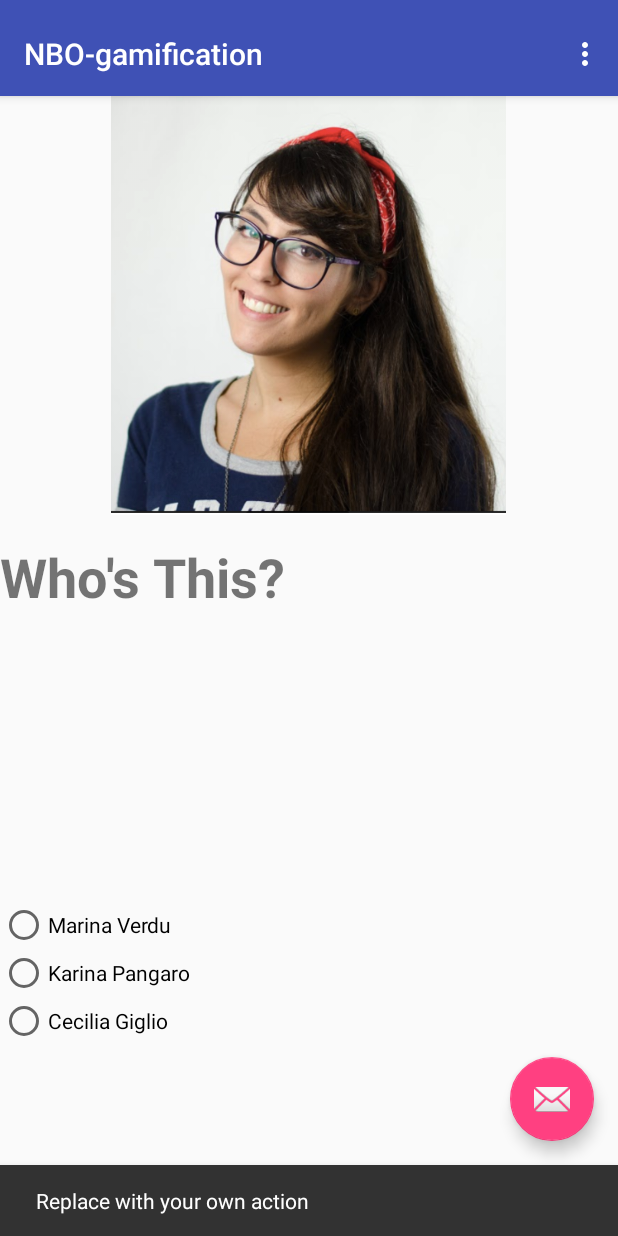
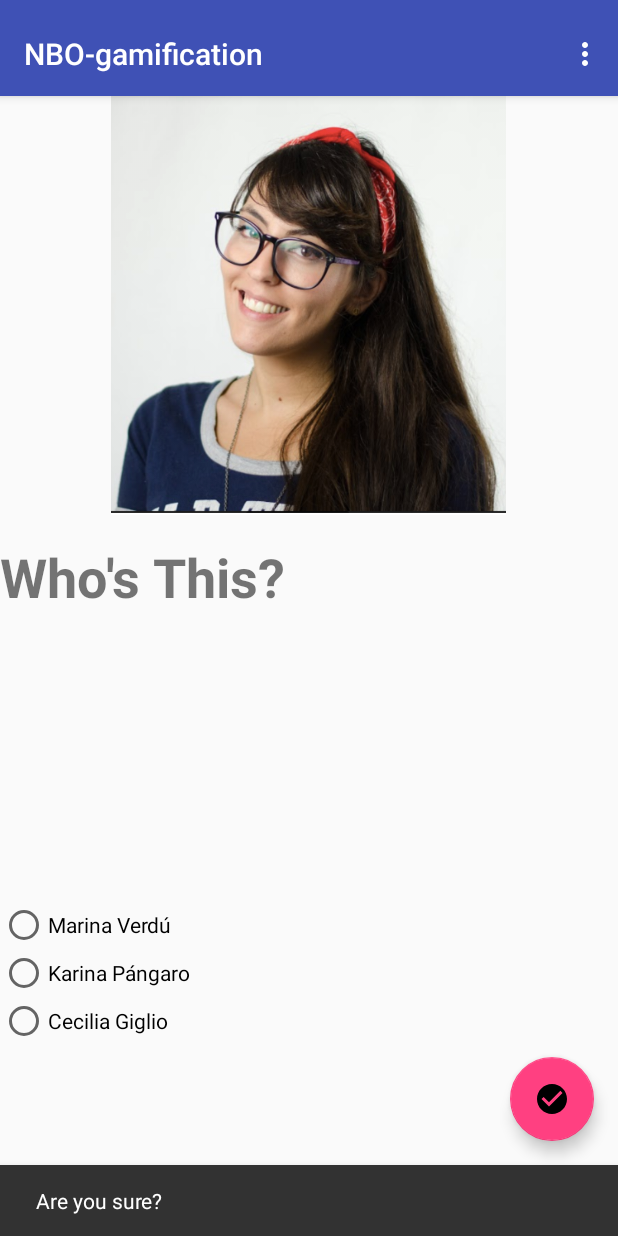
Before and after one commit to eb-manuelc/NBO_gamification, an Android app: the SwipeActivity screen opened directly, with no data from a screen before it, after a tap on an icon or button, on a phone screen of 412 x 824 dp. Run offline under Robolectric (Android 15) with nearby library versions, the phone set to English and light mode, and no system bars.

Commit message:
uploading icon

```diff
--- a/game/src/main/java/com/example/manuelc/nbo_gamification/game/SwipeActivity.java
+++ b/game/src/main/java/com/example/manuelc/nbo_gamification/game/SwipeActivity.java
@@ -59,7 +59,7 @@ public class SwipeActivity extends AppCompatActivity  implements
         fab.setOnClickListener(new View.OnClickListener() {
             @Override
             public void onClick(View view) {
-                Snackbar.make(view, "Replace with your own action", Snackbar.LENGTH_LONG)
+                Snackbar.make(view, "Are you sure?", Snackbar.LENGTH_LONG)
                         .setAction("Action", null).show();
             }
         });
--- /dev/null
+++ b/game/src/main/res/drawable/ic_baseline_check_circle.xml
@@ -0,0 +1,9 @@
+<vector xmlns:android="http://schemas.android.com/apk/res/android"
+    android:width="24dp"
+    android:height="24dp"
+    android:viewportWidth="24"
+    android:viewportHeight="24">
+  <path
+      android:fillColor="#FF000000"
+      android:pathData="M12,2C6.48,2 2,6.48 2,12s4.48,10 10,10 10,-4.48 10,-10S17.52,2 12,2zM10,17l-5,-5 1.41,-1.41L10,14.17l7.59,-7.59L19,8l-9,9z"/>
+</vector>
--- a/game/src/main/res/layout/activity_swipe.xml
+++ b/game/src/main/res/layout/activity_swipe.xml
@@ -41,6 +41,6 @@
         android:layout_height="wrap_content"
         android:layout_gravity="end|bottom"
         android:layout_margin="@dimen/fab_margin"
-        app:srcCompat="@android:drawable/ic_dialog_email" />
+        app:srcCompat="@drawable/ic_baseline_check_circle" />
 
 </android.support.design.widget.CoordinatorLayout>
--- a/game/src/main/res/layout/fragment_whos_this_one.xml
+++ b/game/src/main/res/layout/fragment_whos_this_one.xml
@@ -52,13 +52,13 @@
                     android:id="@+id/radioButton7"
                     android:layout_width="match_parent"
                     android:layout_height="wrap_content"
-                    android:text="Marina Verdu" />
+                    android:text="Marina Verdú" />
 
                 <RadioButton
                     android:id="@+id/radioButton8"
                     android:layout_width="match_parent"
                     android:layout_height="wrap_content"
-                    android:text="Karina Pangaro" />
+                    android:text="Karina Pángaro" />
 
                 <RadioButton
                     android:id="@+id/radioButton11"
```
